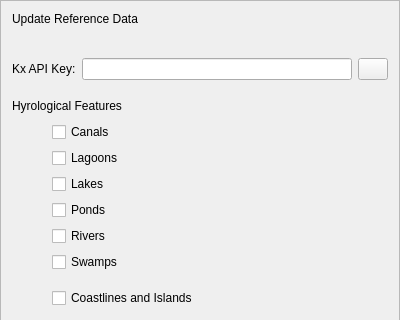
Above: buildings/gui/reference_data.ui from linz/nz-buildings before the change; both pictures show x 0 to 400 and y 0 to 320 of the 400 by 767 pixel window. Below: the same form after it.
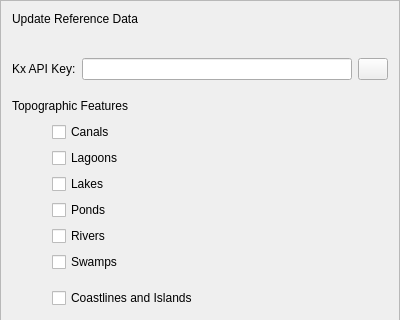
That is the form after the change.

The edit to the form file:
```diff
--- a/buildings/gui/reference_data.ui
+++ b/buildings/gui/reference_data.ui
@@ -108,7 +108,7 @@
        <item>
         <widget class="QLabel" name="lb_hydro">
          <property name="text">
-          <string>Hyrological Features</string>
+          <string>Topographic Features</string>
          </property>
         </widget>
        </item>
```
